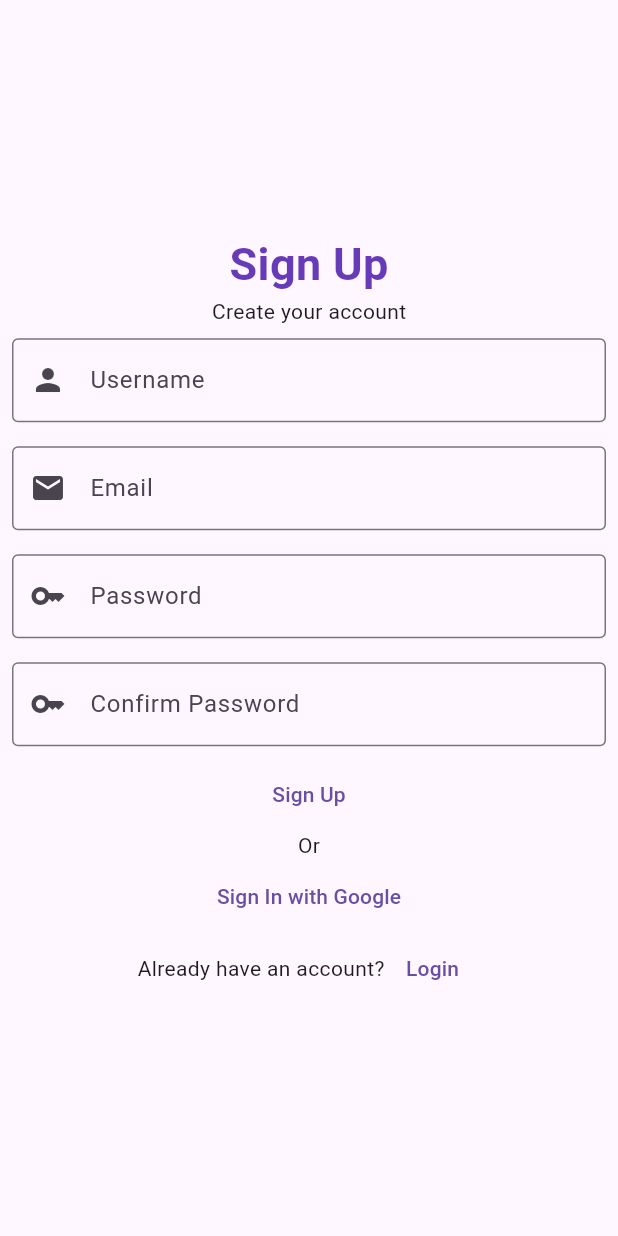
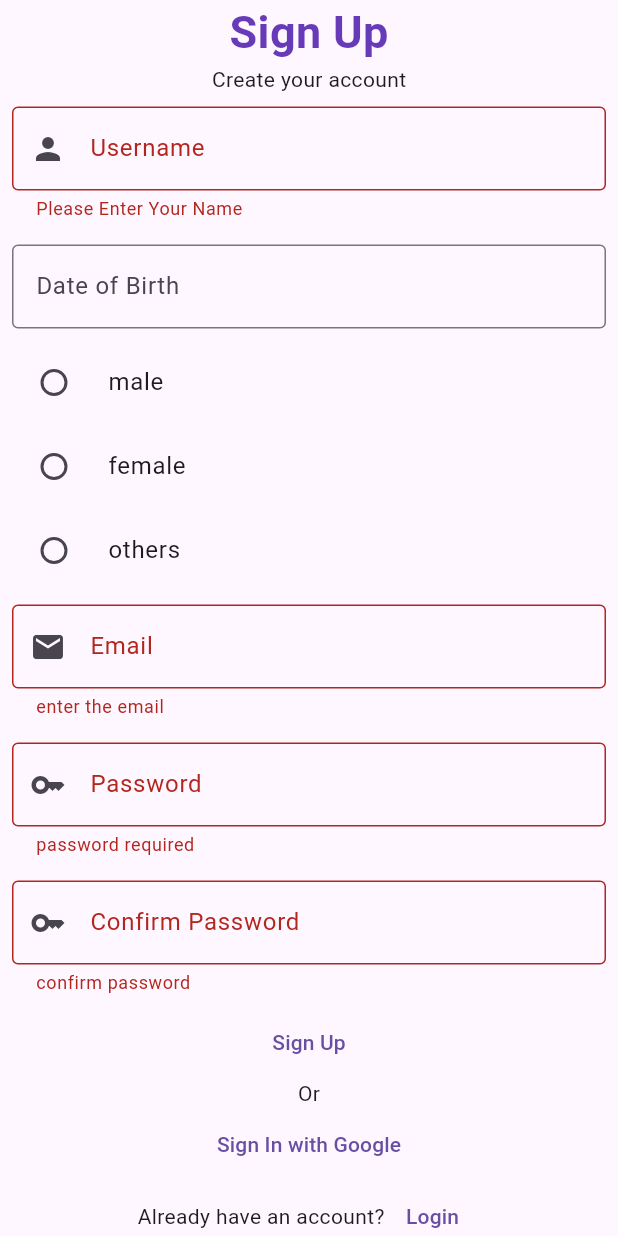
Before and after one commit to Asmabi-cheriyath/flutter_task2, a Flutter app: the SignUp screen opened directly, after a tap on "Sign Up", on a phone screen of 412 x 824 dp. Run offline on Flutter 3.47's test engine with Material 3 defaults, Android fonts, the phone set to English and light mode, and no system bars.

```diff
--- a/lib/views/signin.dart
+++ b/lib/views/signin.dart
@@ -1,8 +1,24 @@
+import 'dart:async';
+
 import 'package:flutter/material.dart';
 import 'package:flutter_task2/views/loginscreen.dart';
 
-class SignUp extends StatelessWidget {
+class SignUp extends StatefulWidget {
   const SignUp({super.key});
+
+  @override
+  State<SignUp> createState() => _SignUpState();
+}
+
+class _SignUpState extends State<SignUp> {
+  GlobalKey<FormState> signkey = GlobalKey<FormState>();
+  TextEditingController usernamecontroller = TextEditingController();
+  TextEditingController emailcontroller = TextEditingController();
+  TextEditingController passwordcontroller = TextEditingController();
+  TextEditingController confirmpasswordcontroller = TextEditingController();
+  TextEditingController dateofbirthcontroller = TextEditingController();
+
+  String selectedgender = "";
 
   @override
   Widget build(BuildContext context) {
@@ -11,6 +27,8 @@ class SignUp extends StatelessWidget {
 
       body: Center(
         child: SingleChildScrollView(
+          child: Form(
+            key: signkey,
             child: Column(
               mainAxisAlignment: MainAxisAlignment.center,
               children: [
@@ -25,6 +43,16 @@ class SignUp extends StatelessWidget {
                 Padding(
                   padding: const EdgeInsets.all(8.0),
                   child: TextFormField(
+                    validator: (value) {
+                      if (value == null || value.isEmpty) {
+                        return "Please Enter Your Name";
+                      }
+                      return null;
+                    },
+                    // (username)=>username!.length<3? "name should be at least 3 character":null,
+
+                    controller: usernamecontroller,
+                    // autovalidateMode: AutovalidateMode.onUserInteraction,
                     decoration: const InputDecoration(
                         border: OutlineInputBorder(
                             borderSide: BorderSide(color: Colors.black)),
@@ -32,19 +60,86 @@ class SignUp extends StatelessWidget {
                         prefixIcon: Icon(Icons.person)),
                   ),
                 ),
+
+                Padding(
+                  padding: const EdgeInsets.all(8.0),
+                  child: TextFormField(onTap: () {
+                    showDatePicker(context: context, firstDate: DateTime(1850), lastDate: DateTime.now());
+                  },
+                    controller: dateofbirthcontroller,
+                    decoration: const InputDecoration(
+                        border: OutlineInputBorder(
+                            borderSide: BorderSide(color: Colors.black)),
+                        labelText: "Date of Birth"),
+                  ),
+
+                ),
+                RadioListTile(
+                  title: const Text("male"),
+                  value: "male",
+                  groupValue: selectedgender,
+                  onChanged: (value) {
+                    setState(() {
+                      selectedgender = value.toString();
+                    });
+                  },
+                ),
+                RadioListTile(
+                  title: const Text("female"),
+                  value: "female",
+                  groupValue: selectedgender,
+                  onChanged: (value) {
+                    setState(() {
+                      selectedgender = value.toString();
+                    });
+                  },
+                ),
+                RadioListTile(
+                  title: const Text("others"),
+                  value: "others",
+                  groupValue: selectedgender,
+                  onChanged: (value) {
+                    setState(() {
+                      selectedgender = value.toString();
+                    });
+                  },
+                ),
                 Padding(
                   padding: const EdgeInsets.all(8.0),
                   child: TextFormField(
+                    controller: emailcontroller,
+                    validator: (value) {
+                      if (value == null || value.isEmpty) {
+                        return "enter the email";
+                      }
+                      bool isValied =
+                          RegExp(r'^[\w-\.]+@([\w-]+\.)+[\w-]{2,4}$')
+                              .hasMatch(value);
+                      if (!isValied) {
+                        return "email is not valied";
+                      } else {
+                        return null;
+                      }
+                    },
                     decoration: const InputDecoration(
                         border: OutlineInputBorder(
                             borderSide: BorderSide(color: Colors.black)),
                         labelText: "Email",
                         prefixIcon: Icon(Icons.email)),
+                    keyboardType: TextInputType.emailAddress,
                   ),
                 ),
                 Padding(
                   padding: const EdgeInsets.all(8.0),
                   child: TextFormField(
+                    controller: passwordcontroller,
+                    validator: (value) {
+                      if (value == null || value.isEmpty) {
+                        return "password required";
+                      } else {
+                        return null;
+                      }
+                    },
                     decoration: const InputDecoration(
                         border: OutlineInputBorder(
                             borderSide: BorderSide(color: Colors.black)),
@@ -55,6 +150,14 @@ class SignUp extends StatelessWidget {
                 Padding(
                   padding: const EdgeInsets.all(8.0),
                   child: TextFormField(
+                    controller: confirmpasswordcontroller,
+                    validator: (value) {
+                      if (value == null || value.isEmpty) {
+                        return "confirm password";
+                      } else {
+                        return null;
+                      }
+                    },
                     decoration: const InputDecoration(
                         border: OutlineInputBorder(
                             borderSide: BorderSide(color: Colors.black)),
@@ -62,7 +165,14 @@ class SignUp extends StatelessWidget {
                         prefixIcon: Icon(Icons.key)),
                   ),
                 ),
-              TextButton(onPressed: () {}, child: const Text("Sign Up")),
+                TextButton(
+                    onPressed: () {
+                      print(selectedgender);
+                      if (signkey.currentState!.validate()) {
+                        Navigator.of(context).pop();
+                      }
+                    },
+                    child: const Text("Sign Up")),
                 const Text("Or"),
                 TextButton(
                     onPressed: () {}, child: const Text("Sign In with Google")),
@@ -82,6 +192,13 @@ class SignUp extends StatelessWidget {
             ),
           ),
         ),
+      ),
     );
   }
 }
+
+
+
+// {
+//                         if(!RegExp("^[a-zA-Z0-9+_.-]+@[a-zA-Z0-9.-]+.[a-z]").hasMatch(value));
+//                       }
```
Lines whose indentation alone changed are shown as unchanged.
